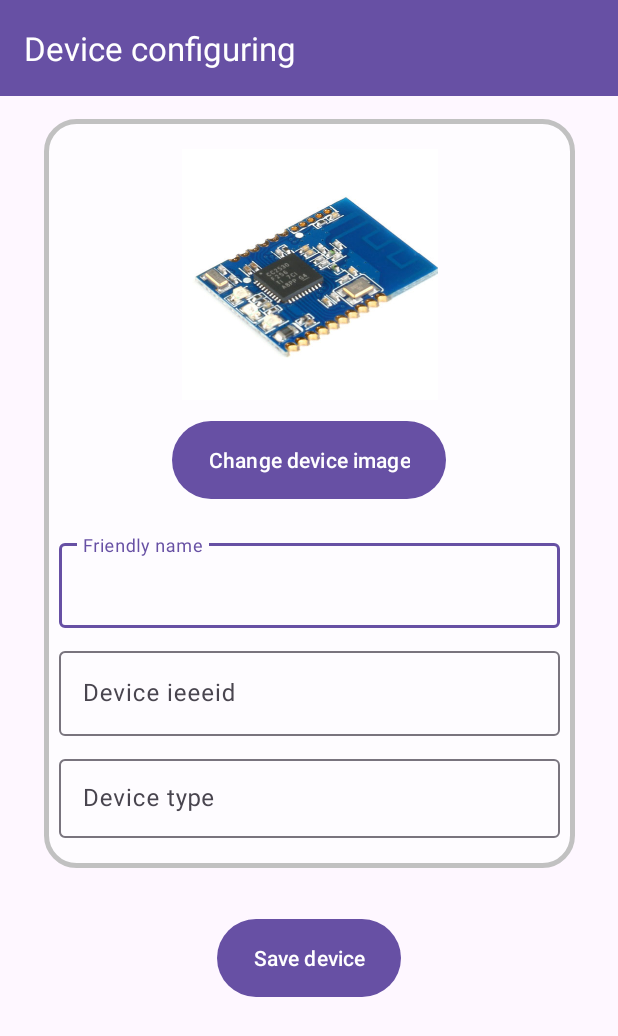
After one commit to yaroslavbtw/Diplom, an Android app: the AddDevice screen opened directly, with no data from a screen before it, on a phone screen of 412 x 824 dp. The commit adds this screen. Shown: the top 1036 px of the screen. Run offline under Robolectric (Android 15) with nearby library versions, the phone set to English and light mode, and no system bars.

Commit message:
some rofls with bug in adding device

```diff
--- /dev/null
+++ b/app/src/main/java/com/example/diplomaapp/AddDevice.java
@@ -0,0 +1,119 @@
+package com.example.diplomaapp;
+
+import static androidx.core.content.ContentProviderCompat.requireContext;
+
+import android.content.Intent;
+import android.graphics.Bitmap;
+import android.graphics.BitmapFactory;
+import android.health.connect.datatypes.Device;
+import android.net.Uri;
+import android.os.Bundle;
+import android.provider.MediaStore;
+import android.text.Editable;
+import android.text.TextUtils;
+import android.util.Log;
+import android.view.View;
+import android.widget.Button;
+import android.widget.ImageView;
+import android.widget.Toast;
+
+import androidx.activity.EdgeToEdge;
+import androidx.appcompat.app.AppCompatActivity;
+import androidx.core.graphics.Insets;
+import androidx.core.view.ViewCompat;
+import androidx.core.view.WindowInsetsCompat;
+
+import com.example.diplomaapp.dataClasses.DBHelper;
+import com.example.diplomaapp.dataClasses.Devices;
+import com.example.diplomaapp.dataClasses.System;
+import com.google.android.material.textfield.TextInputEditText;
+
+import java.io.FileNotFoundException;
+import java.io.InputStream;
+import java.util.Objects;
+
+public class AddDevice extends AppCompatActivity {
+
+    private static final int RESULT_LOAD_IMG = 5164654;
+    private DBHelper dbHelper;
+    private String img;
+    @Override
+    protected void onCreate(Bundle savedInstanceState) {
+        super.onCreate(savedInstanceState);
+        EdgeToEdge.enable(this);
+        setContentView(R.layout.activity_add_device);
+
+        Button buttonUpload = findViewById(R.id.buttonChangeImg);
+        Button buttonSaveDevice = findViewById(R.id.buttonSaveDevice);
+        buttonUpload.setOnClickListener(new View.OnClickListener() {
+            @Override
+            public void onClick(View v) {
+                Intent photoPickerIntent = new Intent(Intent.ACTION_PICK);
+                photoPickerIntent.setType("image/*");
+                startActivityForResult(photoPickerIntent, RESULT_LOAD_IMG);
+            }
+        });
+
+        buttonSaveDevice.setOnClickListener(new View.OnClickListener() {
+            @Override
+            public void onClick(View v) {
+                TextInputEditText deviceFriendlyName = findViewById(R.id.textInputFriendlyName);
+                TextInputEditText deviceIeeeid = findViewById(R.id.textInputDeviceIeeeid);
+                TextInputEditText deviceType = findViewById(R.id.textInputDeviceType);
+
+                String friendlyName = deviceFriendlyName.getText().toString();
+                String ieeeid = deviceIeeeid.getText().toString();
+                String type = deviceType.getText().toString();
+
+                if(!TextUtils.isEmpty(friendlyName) && !TextUtils.isEmpty(ieeeid) && !TextUtils.isEmpty(type))
+                {
+                    dbHelper = new DBHelper(getApplicationContext());
+
+                    Intent intent = getIntent();
+
+                    String systemName = intent.getStringExtra("systemName");
+                    String mqttUrl = intent.getStringExtra("mqttUrl");
+
+                    System system = new System(systemName, mqttUrl);
+
+                    Log.i("Add Device", ieeeid + type);
+                    Devices device = new Devices(ieeeid, type, img);
+
+                    dbHelper.addDevice(device, system);
+                    dbHelper.close();
+
+                    Intent deviceActivity = new Intent(".DevicesActivity");
+                    startActivity(deviceActivity);
+                }
+                else Toast.makeText(getApplicationContext(), "All fields should be filled", Toast.LENGTH_LONG).show();;
+            }
+        });
+
+        ViewCompat.setOnApplyWindowInsetsListener(findViewById(R.id.main), (v, insets) -> {
+            Insets systemBars = insets.getInsets(WindowInsetsCompat.Type.systemBars());
+            v.setPadding(systemBars.left, systemBars.top, systemBars.right, systemBars.bottom);
+            return insets;
+        });
+    }
+
+    @Override
+    protected void onActivityResult(int reqCode, int resultCode, Intent data) {
+        super.onActivityResult(reqCode, resultCode, data);
+
+        if (resultCode == RESULT_OK) {
+            try {
+                final Uri imageUri = data.getData();
+                final InputStream imageStream = getContentResolver().openInputStream(imageUri);
+                final Bitmap selectedImage = BitmapFactory.decodeStream(imageStream);
+                ImageView imgView = findViewById(R.id.imageViewDeviceAdd);
+                imgView.setImageBitmap(selectedImage);
+            } catch (FileNotFoundException e) {
+                e.printStackTrace();
+                Toast.makeText(this, "Something went wrong", Toast.LENGTH_LONG).show();
+            }
+
+        }else {
+            Toast.makeText(this, "You haven't picked Image",Toast.LENGTH_LONG).show();
+        }
+    }
+}
--- a/app/src/main/java/com/example/diplomaapp/dataClasses/MyAdapter.java
+++ b/app/src/main/java/com/example/diplomaapp/dataClasses/MyAdapter.java
@@ -18,7 +18,6 @@ import java.util.ArrayList;
 public class MyAdapter extends RecyclerView.Adapter<MyAdapter.ViewHolder> {
     private ArrayList<Devices> mDataset;
     private Context context;
-
     public MqttHelper mqttHelper;
 
     public static class ViewHolder extends RecyclerView.ViewHolder {
--- /dev/null
+++ b/app/src/main/res/layout/activity_add_device.xml
@@ -0,0 +1,112 @@
+<?xml version="1.0" encoding="utf-8"?>
+<androidx.constraintlayout.widget.ConstraintLayout xmlns:android="http://schemas.android.com/apk/res/android"
+    xmlns:app="http://schemas.android.com/apk/res-auto"
+    xmlns:tools="http://schemas.android.com/tools"
+    android:id="@+id/main"
+    android:layout_width="match_parent"
+    android:layout_height="match_parent"
+    tools:context=".AddDevice">
+
+    <androidx.appcompat.widget.Toolbar
+        android:id="@+id/toolbar3"
+        android:layout_width="match_parent"
+        android:layout_height="wrap_content"
+        android:background="?attr/colorPrimary"
+        android:minHeight="?attr/actionBarSize"
+        android:theme="?attr/actionBarTheme"
+        app:layout_constraintEnd_toEndOf="parent"
+        app:layout_constraintStart_toStartOf="parent"
+        app:layout_constraintTop_toTopOf="parent"
+        app:title="@string/add_device_title"
+        app:titleTextColor="#FFFFFF" />
+
+    <LinearLayout
+        android:id="@+id/line"
+        android:layout_width="354dp"
+        android:layout_height="499dp"
+        android:layout_marginStart="10dp"
+        android:layout_marginTop="15dp"
+        android:layout_marginEnd="10dp"
+        android:background="@drawable/borders"
+        android:baselineAligned="true"
+        android:orientation="vertical"
+        android:outlineProvider="bounds"
+        android:padding="10dp"
+        app:layout_constraintEnd_toEndOf="parent"
+        app:layout_constraintHorizontal_bias="0.5"
+        app:layout_constraintStart_toStartOf="parent"
+        app:layout_constraintTop_toBottomOf="@+id/toolbar3">
+
+        <ImageView
+            android:id="@+id/imageViewDeviceAdd"
+            android:layout_width="247dp"
+            android:layout_height="167dp"
+            android:layout_gravity="center"
+            android:layout_marginTop="10dp"
+            android:scaleType="centerInside"
+            app:srcCompat="@drawable/cc2530" />
+
+        <Button
+            android:id="@+id/buttonChangeImg"
+            android:layout_width="wrap_content"
+            android:layout_height="60dp"
+            android:layout_gravity="center"
+            android:layout_margin="10dp"
+            android:text="@string/add_img_device" />
+
+        <com.google.android.material.textfield.TextInputLayout
+            android:id="@+id/textViewFriendlyName"
+            android:layout_width="match_parent"
+            android:layout_height="wrap_content"
+            android:layout_marginTop="10dp">
+
+            <com.google.android.material.textfield.TextInputEditText
+                android:id="@+id/textInputFriendlyName"
+                android:layout_width="match_parent"
+                android:layout_height="wrap_content"
+                android:hint="@string/friendly_name_hint"
+                android:maxLines="1" />
+        </com.google.android.material.textfield.TextInputLayout>
+
+        <com.google.android.material.textfield.TextInputLayout
+            android:id="@+id/textViewDeviceIeeeid"
+            android:layout_width="match_parent"
+            android:layout_height="wrap_content"
+            android:layout_marginTop="10dp"
+            android:hint="@string/device_id_hint">
+
+            <com.google.android.material.textfield.TextInputEditText
+                android:id="@+id/textInputDeviceIeeeid"
+                android:layout_width="match_parent"
+                android:layout_height="wrap_content"
+                android:maxLines="1" />
+        </com.google.android.material.textfield.TextInputLayout>
+
+        <com.google.android.material.textfield.TextInputLayout
+            android:id="@+id/textViewDeviceType"
+            android:layout_width="match_parent"
+            android:layout_height="wrap_content"
+            android:layout_marginTop="10dp"
+            android:layout_marginBottom="10dp"
+            android:hint="@string/device_type_hint">
+
+            <com.google.android.material.textfield.TextInputEditText
+                android:id="@+id/textInputDeviceType"
+                android:layout_width="match_parent"
+                android:layout_height="wrap_content"
+                android:maxLines="1" />
+        </com.google.android.material.textfield.TextInputLayout>
+
+    </LinearLayout>
+
+    <Button
+        android:id="@+id/buttonSaveDevice"
+        android:layout_width="wrap_content"
+        android:layout_height="60dp"
+        android:layout_gravity="center"
+        android:layout_marginTop="30dp"
+        android:text="@string/device_save"
+        app:layout_constraintEnd_toEndOf="parent"
+        app:layout_constraintStart_toStartOf="parent"
+        app:layout_constraintTop_toBottomOf="@+id/line" />
+</androidx.constraintlayout.widget.ConstraintLayout>
--- a/app/src/main/res/layout/fragment_second.xml
+++ b/app/src/main/res/layout/fragment_second.xml
@@ -17,6 +17,7 @@
             android:layout_height="62dp"
             android:layout_weight="2"
             android:text="@string/save"
+            android:textStyle="bold"
             android:visibility="visible"
             app:layout_constraintBottom_toBottomOf="parent"
             app:layout_constraintEnd_toEndOf="parent"
--- a/app/src/main/res/values/strings.xml
+++ b/app/src/main/res/values/strings.xml
@@ -1,6 +1,6 @@
 <resources>
     <string name="app_title">IotSystem</string>
-
+    <string name="add_device_title">Device configuring</string>
     <string name="first_fragment_label">MQTT Setup</string>
     <string name="second_fragment_label">Devices Setup</string>
     <string name="next">Next</string>
@@ -22,4 +22,9 @@
     <string name="devices">Smart devices</string>
     <string name="no_devices">No devices</string>
     <string name="no_systems">No systems</string>
+    <string name="add_img_device">Change device image</string>
+    <string name="friendly_name_hint">Friendly name</string>
+    <string name="device_id_hint">Device ieeeid</string>
+    <string name="device_type_hint">Device type</string>
+    <string name="device_save">Save device</string>
 </resources>
```
Also changed, not shown: app/src/main/AndroidManifest.xml (+24 -7 lines), app/src/main/java/com/example/diplomaapp/DevicesActivity.java (+11 -10 lines), app/src/main/java/com/example/diplomaapp/FirstFragment.java (+8 -8 lines), app/src/main/java/com/example/diplomaapp/SecondFragment.java (+19 -7 lines), app/src/main/java/com/example/diplomaapp/dataClasses/DBHelper.java (+48 -6 lines), app/src/main/java/com/example/diplomaapp/dataClasses/Devices.java (+11 -2 lines), app/src/main/res/layout/fragment_first.xml (+14 -9 lines), 2 other files.
